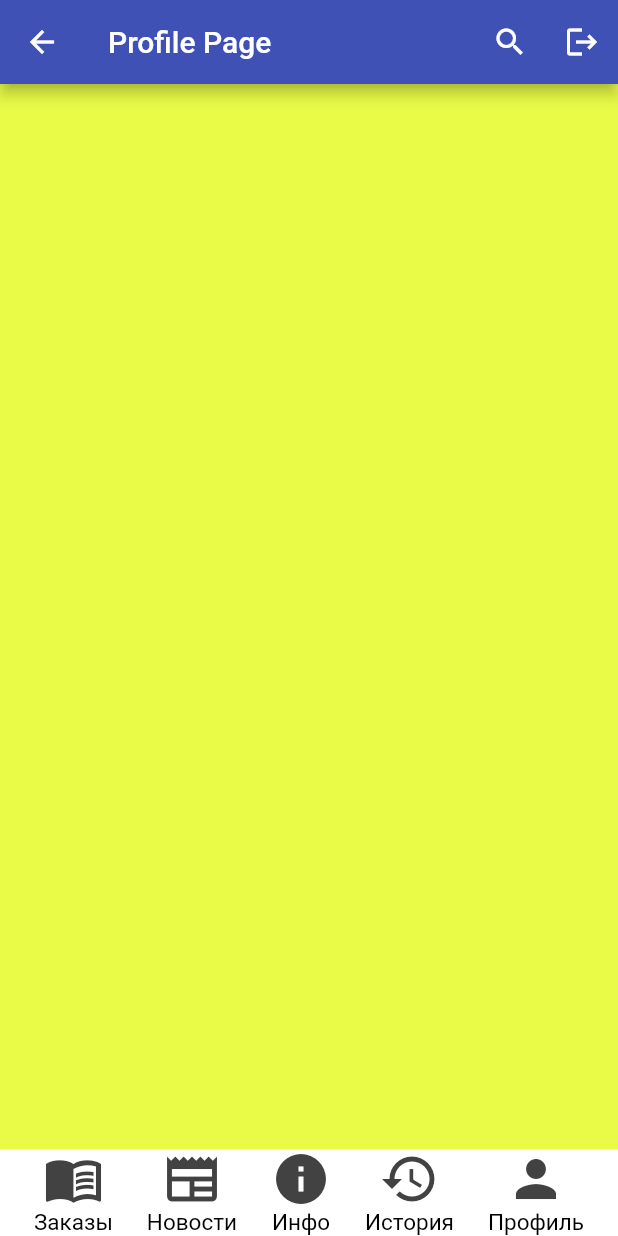
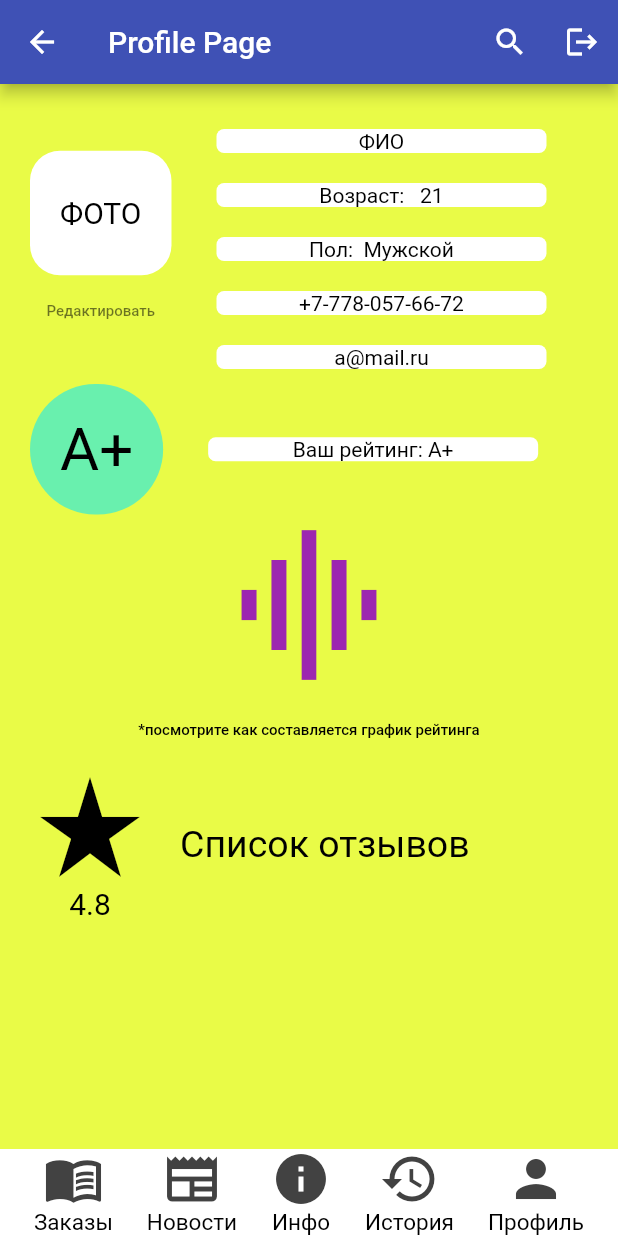
Before and after one commit to 1gnoramus/all_logistics, a Flutter app: the ProfilePage screen opened by its route, on a phone screen of 412 x 824 dp. Run offline on Flutter 3.47's test engine with Material 2 defaults, Android fonts, the light colour scheme and no system bars; our stand-ins replace cloud_firestore, firebase_auth, firebase_core, modal_progress_hud; accounts and stored records are empty.

Commit message:
'ProfilePage'

```diff
--- a/lib/main_pages/profile_page.dart
+++ b/lib/main_pages/profile_page.dart
@@ -12,6 +12,13 @@ class ProfilePage extends StatefulWidget {
 
 class _ProfilePageState extends State<ProfilePage> {
   final _auth = FirebaseAuth.instance;
+
+  String name = 'ФИО';
+  int age = 21;
+  String sex = 'Мужской';
+  String phoneNumber = '+7-778-057-66-72';
+  String email = 'a@mail.ru';
+  String rank = 'А+';
 
   @override
   Widget build(BuildContext context) {
@@ -36,8 +43,133 @@ class _ProfilePageState extends State<ProfilePage> {
       body: Column(
         mainAxisAlignment: MainAxisAlignment.end,
         children: [
-          Column(
-            children: [],
+          Expanded(
+            child: ListView(children: [
+              Container(
+                margin: EdgeInsets.all(20.0),
+                child: Column(
+                  children: [
+                    Row(
+                      children: [
+                        Column(
+                          children: [
+                            Container(
+                              child: Center(
+                                child: Text(
+                                  'ФОТО',
+                                  style: TextStyle(
+                                      fontSize: 20.0, color: Colors.black),
+                                ),
+                              ),
+                              padding: EdgeInsets.symmetric(
+                                  horizontal: 20.0, vertical: 30.0),
+                              decoration: BoxDecoration(
+                                color: Colors.white,
+                                borderRadius: BorderRadius.all(
+                                  Radius.circular(20.0),
+                                ),
+                              ),
+                            ),
+                            TextButton(
+                              onPressed: () {},
+                              child: Text('Редактировать',
+                                  style: TextStyle(
+                                      fontSize: 10.0, color: Colors.black54)),
+                            ),
+                          ],
+                        ),
+                        SizedBox(
+                          width: 20.0,
+                        ),
+                        Column(
+                          children: [
+                            ProfileMainInfoPiece(
+                              text: name,
+                            ),
+                            ProfileMainInfoPiece(
+                              text: 'Возраст:   ${age.toString()}',
+                            ),
+                            ProfileMainInfoPiece(
+                              text: 'Пол:  ${sex}',
+                            ),
+                            ProfileMainInfoPiece(
+                              text: phoneNumber,
+                            ),
+                            ProfileMainInfoPiece(
+                              text: email,
+                            ),
+                          ],
+                        ),
+                      ],
+                    ),
+                    Row(
+                      children: [
+                        Container(
+                          padding: EdgeInsets.all(20.0),
+                          child: Text(
+                            'A+',
+                            textAlign: TextAlign.center,
+                            style:
+                                TextStyle(fontSize: 40.0, color: Colors.black),
+                          ),
+                          decoration: BoxDecoration(
+                              color: Colors.greenAccent,
+                              borderRadius:
+                                  BorderRadius.all(Radius.circular(70.0))),
+                        ),
+                        SizedBox(
+                          width: 20.0,
+                        ),
+                        ProfileMainInfoPiece(text: "Ваш рейтинг: $rank")
+                      ],
+                    ),
+                    Column(
+                      children: [
+                        Container(
+                          child: Center(
+                            child: Icon(
+                              Icons.graphic_eq,
+                              size: 120.0,
+                              color: Colors.purple,
+                            ),
+                          ),
+                        ),
+                        TextButton(
+                          onPressed: () {},
+                          child: Text(
+                            '*посмотрите как составляется график рейтинга',
+                            style:
+                                TextStyle(fontSize: 10.0, color: Colors.black),
+                          ),
+                        ),
+                      ],
+                    ),
+                    Row(
+                      children: [
+                        Column(
+                          children: [
+                            Icon(
+                              Icons.star_rate,
+                              color: Colors.black,
+                              size: 80,
+                            ),
+                            Text('4.8',
+                                style: TextStyle(
+                                    fontSize: 20.0, color: Colors.black))
+                          ],
+                        ),
+                        SizedBox(
+                          width: 20.0,
+                        ),
+                        Text('Список отзывов',
+                            style:
+                                TextStyle(fontSize: 25.0, color: Colors.black))
+                      ],
+                    )
+                  ],
+                ),
+              ),
+            ]),
           ),
           BottomPanelWidget()
         ],
@@ -45,3 +177,29 @@ class _ProfilePageState extends State<ProfilePage> {
     );
   }
 }
+
+class ProfileMainInfoPiece extends StatelessWidget {
+  ProfileMainInfoPiece({required this.text});
+
+  final String text;
+
+  @override
+  Widget build(BuildContext context) {
+    return Container(
+      child: Text(
+        text,
+        textAlign: TextAlign.center,
+        style: TextStyle(fontSize: 14.0, color: Colors.black),
+      ),
+      margin: EdgeInsets.all(10.0),
+      padding: EdgeInsets.symmetric(horizontal: 50.0),
+      width: 220.0,
+      decoration: BoxDecoration(
+        color: Colors.white,
+        borderRadius: BorderRadius.all(
+          Radius.circular(5.0),
+        ),
+      ),
+    );
+  }
+}
```
